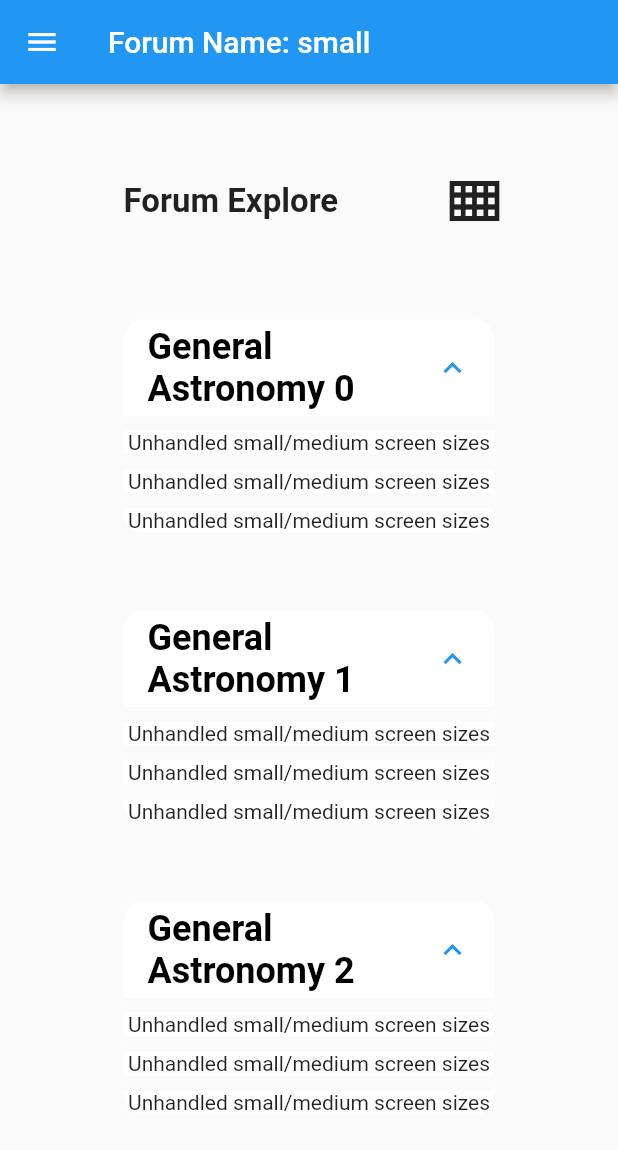
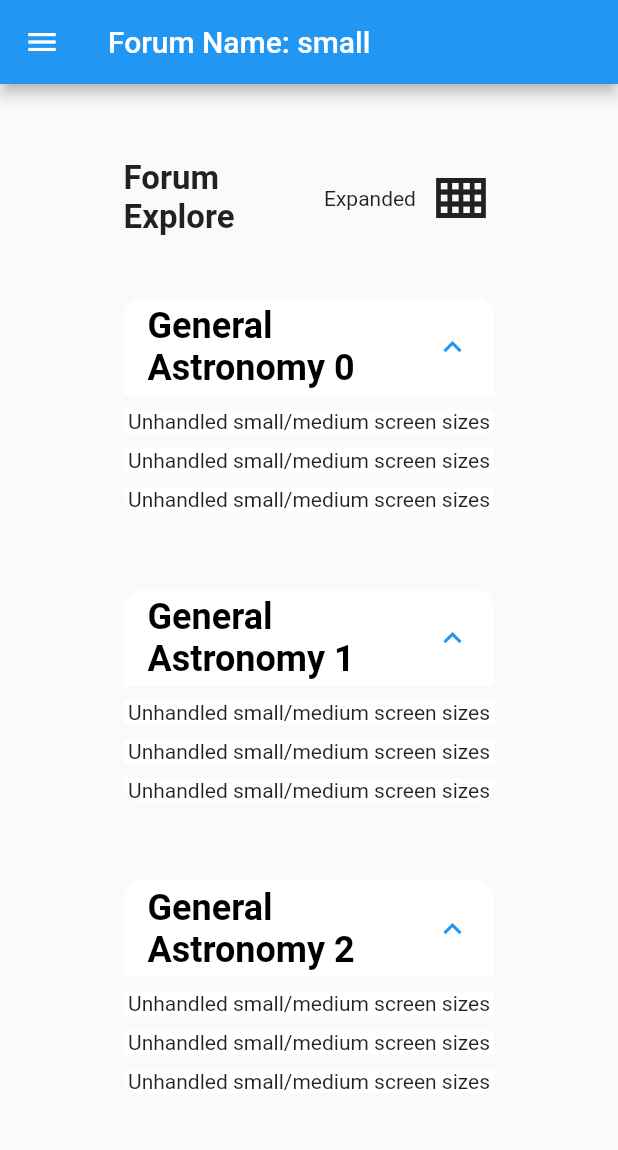
Before and after one commit to fatduckling/a-modern-forum-ui, a Flutter app: the screen it shows after launch, on a phone screen of 412 x 824 dp. Shown: the top 1150 px of the screen. Run offline on Flutter 3.47's test engine with Material 2 defaults, Android fonts, the phone set to English and light mode, and no system bars; missing offline and left inert: flutter_portal, outline_search_bar.

Commit message:
Updated expanded and compact buttons

```diff
--- a/lib/routes/explore.dart
+++ b/lib/routes/explore.dart
@@ -28,30 +28,59 @@ class _ExploreRoute extends State<ExploreRoute> {
           const Spacer(
             flex: 2,
           ),
-          const Expanded(flex: 5, child: H1("Forum Explore")),
+          const Expanded(flex: 3, child: H1("Forum Explore")),
           Expanded(
-                  flex: 1,
+            flex: 3,
             child: Align(
               alignment: Alignment.centerRight,
-                    child: IconButton(
-                      iconSize: 40,
-                  icon: Icon(_isCompact
-                      ? Icons.view_comfortable_outlined
-                      : Icons.view_compact_outlined),
-                  onPressed: () {
+              child: Row(
+                mainAxisAlignment: MainAxisAlignment.end,
+                crossAxisAlignment: CrossAxisAlignment.center,
+                children: [
+                  InkWell(
+                    onTap: () {
                       setState(() {
                         _isCompact = !_isCompact;
                       });
                     },
+                    borderRadius: BorderRadius.circular(20),
+                    child: Ink(
+                      // color: Colors.red,
+                      padding: const EdgeInsets.only(top: 5, bottom: 5),
+                      child: Row(
+                        mainAxisAlignment: MainAxisAlignment.spaceBetween,
+                        crossAxisAlignment: CrossAxisAlignment.center,
+                        children: [
+                          const SizedBox(
+                            width: 10,
                           ),
-                  )),
+                          Text(_isCompact ? "Compact" : "Expanded"),
+                          const SizedBox(
+                            width: 10,
+                          ),
+                          Icon(
+                              _isCompact
+                                  ? Icons.view_comfortable_outlined
+                                  : Icons.view_compact_outlined,
+                              size: 40),
+                          const SizedBox(
+                            width: 10,
+                          ),
+                        ],
+                      ),
+                    ),
+                  )
+                ],
+              ),
+            ),
+          ),
           const Spacer(
             flex: 2,
           ),
         ],
       ),
       const SizedBox(
-            height: 40,
+        height: 30,
       ),
       Row(
         children: [
```
Lines whose indentation alone changed are shown as unchanged.
